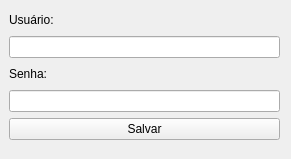
The window that forms/frm_caduser.ui (luissantananet/sislog) describes before a commit, drawn with Qt 5.
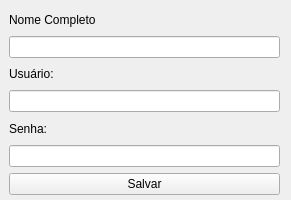
The same window after the commit.

Commit message: correções as telas

What changed in the file:
```diff
--- a/forms/frm_caduser.ui
+++ b/forms/frm_caduser.ui
@@ -7,7 +7,7 @@
     <x>0</x>
     <y>0</y>
     <width>291</width>
-    <height>159</height>
+    <height>200</height>
    </rect>
   </property>
   <property name="sizePolicy">
@@ -19,13 +19,13 @@
   <property name="minimumSize">
    <size>
     <width>291</width>
-    <height>159</height>
+    <height>200</height>
    </size>
   </property>
   <property name="maximumSize">
    <size>
     <width>291</width>
-    <height>159</height>
+    <height>200</height>
    </size>
   </property>
   <property name="windowTitle">
@@ -38,10 +38,20 @@
       <x>9</x>
       <y>9</y>
       <width>271</width>
-      <height>131</height>
+      <height>186</height>
      </rect>
     </property>
     <layout class="QVBoxLayout" name="verticalLayout">
+     <item>
+      <widget class="QLabel" name="label_3">
+       <property name="text">
+        <string>Nome Completo</string>
+       </property>
+      </widget>
+     </item>
+     <item>
+      <widget class="QLineEdit" name="lineNome"/>
+     </item>
      <item>
       <widget class="QLabel" name="label">
        <property name="text">
```
The commit also changes 1 other file.
